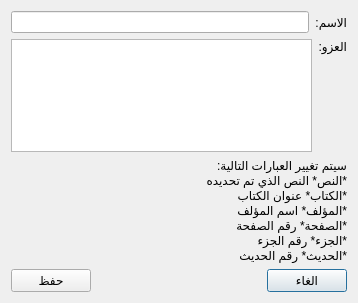
This is src/addbookreferdialog.ui in boussouira/moltaqa as Qt 5 draws it before an edit. The edited form follows.
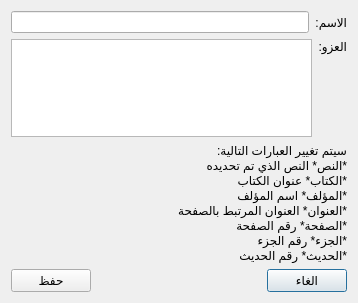
This is the edited form.

Commit message: Add title to refers

```diff
--- a/src/addbookreferdialog.ui
+++ b/src/addbookreferdialog.ui
@@ -55,6 +55,7 @@
 *النص* النص الذي تم تحديده
 *الكتاب* عنوان الكتاب
 *المؤلف* اسم المؤلف
+*العنوان* العنوان المرتبط بالصفحة
 *الصفحة* رقم الصفحة
 *الجزء* رقم الجزء
 *الحديث* رقم الحديث</string>
```
The commit also changes 1 other file.
